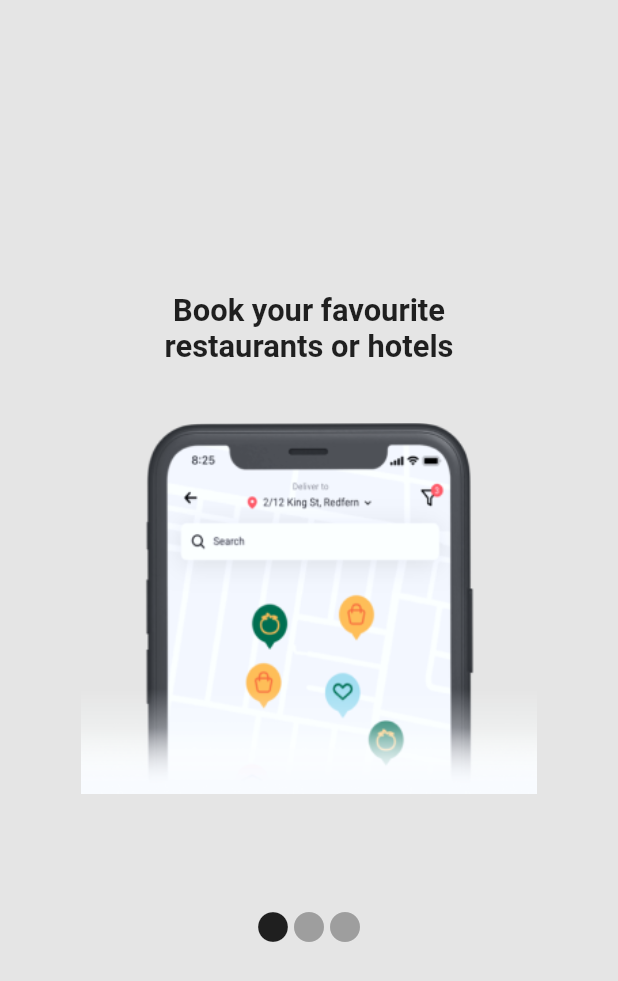
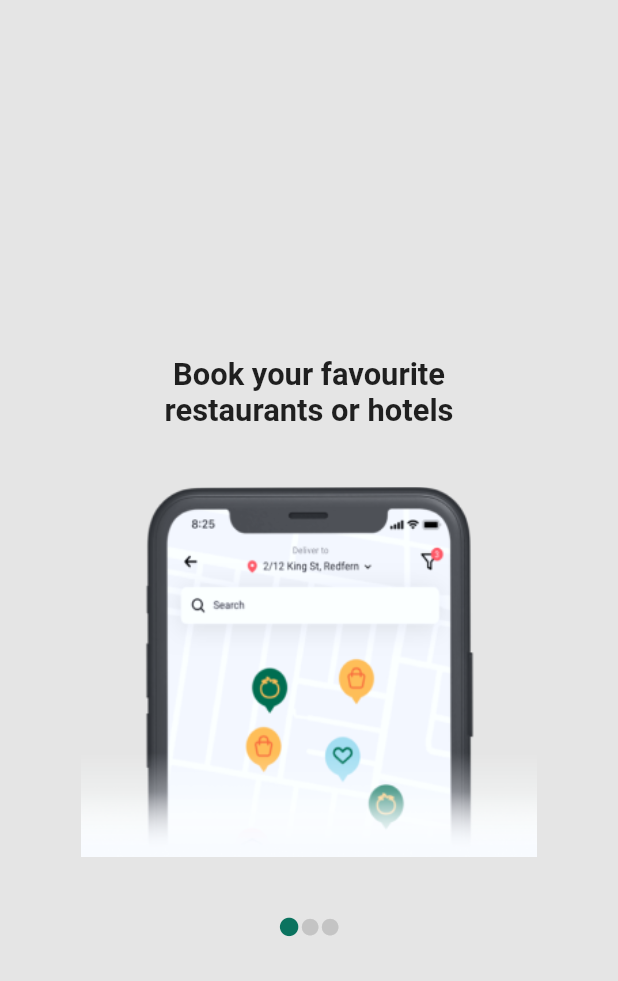
Before and after one commit to mhrjnamar/WidgetsLibrary, a Flutter app: the ComponentView screen opened directly, on a phone screen of 412 x 824 dp. Shown: the top 981 px of the screen. Run offline on Flutter 3.47's test engine with Material 2 defaults, Android fonts, the phone set to English and light mode, and no system bars; drawn by our look-alikes of carousel_slider.

Commit message:
login form management and carousel indicator modifications according to jira

```diff
--- a/widgets_library/lib/Screens/components_menu.dart
+++ b/widgets_library/lib/Screens/components_menu.dart
@@ -16,7 +16,11 @@ class _ComponentsMenuState extends State<ComponentsMenu> {
     return SafeArea(
       child: Scaffold(
         body: Column(
-          children: [componentViewText(), loginScreen()],
+          mainAxisAlignment: MainAxisAlignment.start,
+          children: [
+            componentViewText(),
+            loginScreen()
+          ],
         ),
       ),
     );
--- a/widgets_library/lib/components/atom/base_title_bar.dart
+++ b/widgets_library/lib/components/atom/base_title_bar.dart
@@ -15,7 +15,7 @@ class BaseTitleBar extends StatelessWidget {
       mainAxisAlignment: MainAxisAlignment.spaceBetween,
       children: [
         rightWidget ?? Container(),
-        Expanded(child: centerWidget ?? Container()),
+        centerWidget ?? Container(),
         leftWidget ?? Container(),
       ],
     );
--- a/widgets_library/lib/components/login_carousel.dart
+++ b/widgets_library/lib/components/login_carousel.dart
@@ -53,27 +53,32 @@ class LoginCarousel {
           }).toList(),
         ),
         SizedBox(
-          height: 100,
+          height: MediaQuery.of(context).size.height * 0.018,
           child: ListView.builder(
             shrinkWrap: true,
             scrollDirection: Axis.horizontal,
             itemCount: loginList.length,
             itemBuilder: (context, index) {
-              return  Center(
+              return  SizedBox(
+                height:  MediaQuery.of(context).size.height * 0.018,
+                child: Center(
                   child: Consumer<CarouselIndicator>(
                     builder: (context, data, child){
                       if(data.getCurrentIndex()==index){
-                      return const Icon(
+                        return  Icon(
                           Icons.circle,
-                        color: Colors.black87,
+                          color: const Color(0XFF0B735F),
+                          size: MediaQuery.of(context).size.height * 0.018,
                         );
                       }else{
-                      return const Icon(
+                        return  Icon(
                           Icons.circle,
-                        color: Colors.grey,
+                          color: const Color(0XFFC4C4C4),
+                          size: MediaQuery.of(context).size.height * 0.016,
                         );
                       }
                     },
+                  ),
                 ),
               );
             },
```
Also changed, not shown: widgets_library/lib/main.dart (+10 -8 lines), widgets_library/lib/modules/login/login.dart (+24 -2 lines). Lines whose indentation alone changed are shown as unchanged.
